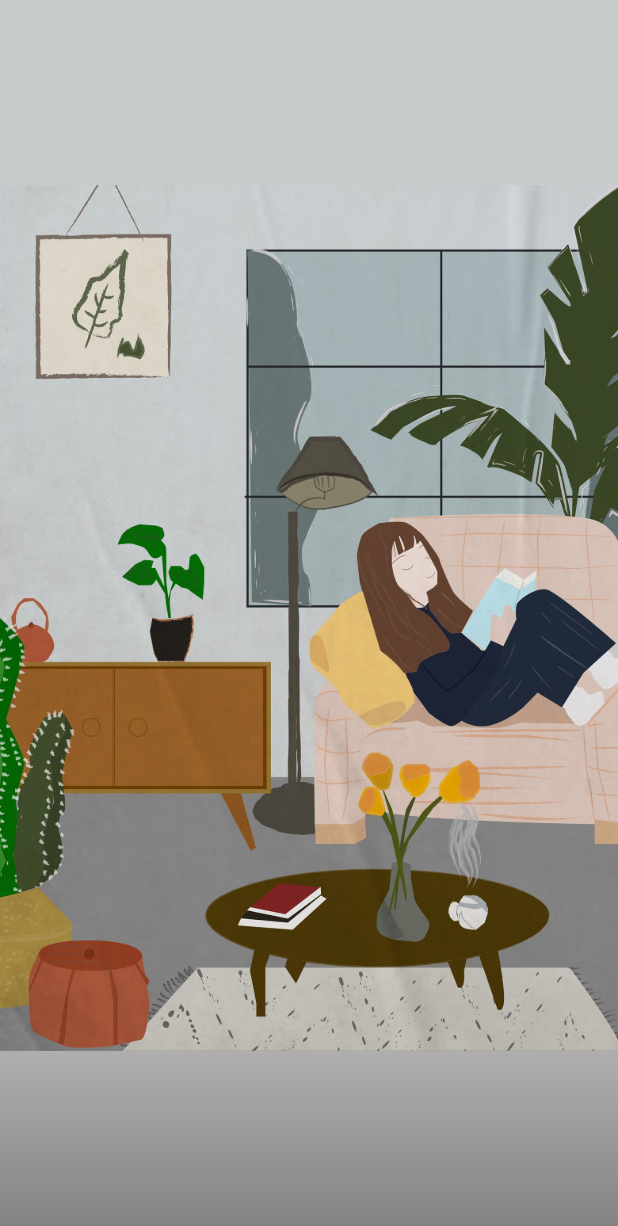
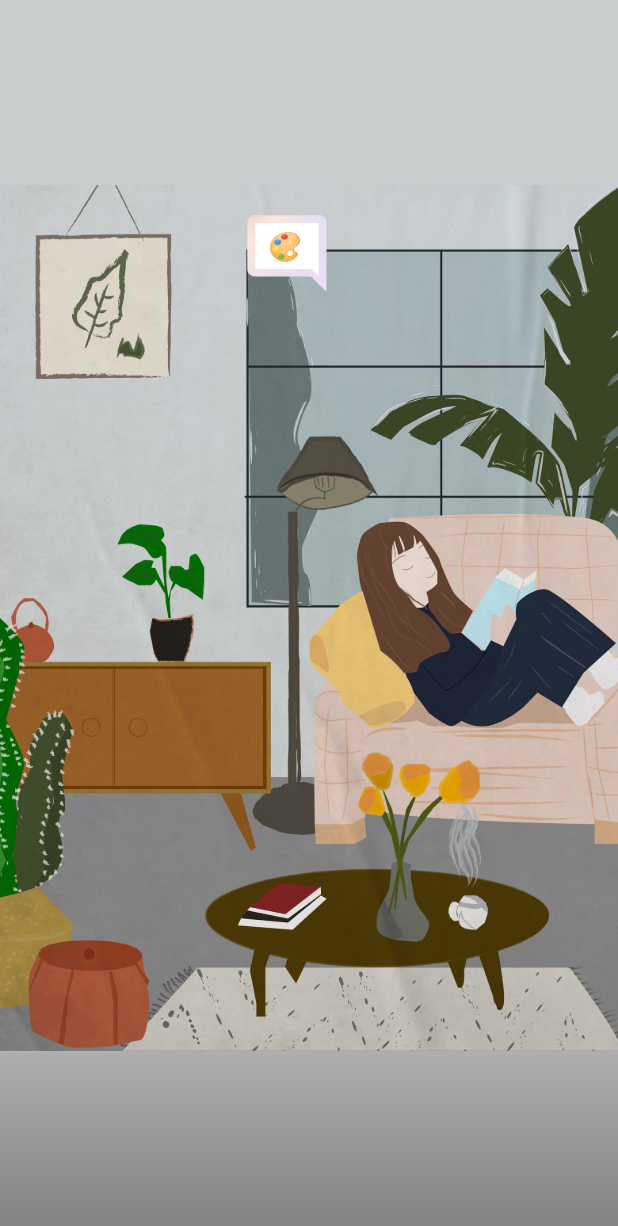
Before and after one commit to samuelchanx/beyondhack-app, a Flutter app: the screen it shows after launch, on a phone screen of 412 x 824 dp. Shown: the top 1226 px of the screen. Run offline on Flutter 3.47's test engine with Material 2 defaults, Android fonts, the phone set to English and light mode, and no system bars; our stand-ins replace animate_do, app_links, chat_bubbles, dartx, equatable, firebase_auth and 10 more; missing offline and left inert: artemis, gql, nhost_graphql_adapter, nhost_sdk, sign_button; accounts and stored records are empty.

Commit message:
feat: add chat bubbles

```diff
--- a/lib/features/home/home_page.dart
+++ b/lib/features/home/home_page.dart
@@ -1,6 +1,8 @@
 import 'package:beyondhack/data/repository/auth/auth_repository.dart';
 import 'package:beyondhack/ui/assets/assets.gen.dart';
+import 'package:beyondhack/ui/components/chat_bubble.dart';
 import 'package:beyondhack/ui/utils/ui_helper.dart';
+import 'package:chat_bubbles/chat_bubbles.dart';
 import 'package:flutter/material.dart';
 import 'package:get/get.dart';
 
@@ -23,6 +25,7 @@ class HomePage extends StatelessWidget {
               child: Stack(
                 children: [
                   Container(
+                    height: 588,
                     decoration: BoxDecoration(
                       image: DecorationImage(
                         image: AssetImage(Assets.images.homeBackground.path),
@@ -30,6 +33,7 @@ class HomePage extends StatelessWidget {
                       ),
                     ),
                   ),
+                  ChatBubble().positioned(left: Get.width * 0.4, top: 20),
                 ],
               ).height(
                 Get.height * 0.7,
--- /dev/null
+++ b/lib/ui/components/chat_bubble.dart
@@ -0,0 +1,19 @@
+import 'package:beyondhack/ui/assets/assets.gen.dart';
+import 'package:beyondhack/ui/utils/ui_helper.dart';
+import 'package:flutter/material.dart';
+
+class ChatBubble extends StatelessWidget {
+  const ChatBubble({
+    Key? key,
+  }) : super(key: key);
+
+  @override
+  Widget build(BuildContext context) {
+    return Stack(
+      children: [
+        Assets.svgs.chatBubble.svg(),
+        const Text('🎨').fontSize(18).positioned(top: 10, left: 14),
+      ],
+    );
+  }
+}
--- a/pubspec.yaml
+++ b/pubspec.yaml
@@ -48,6 +48,7 @@ dependencies:
   font_awesome_flutter:
   url_launcher:
   app_links:
+  chat_bubbles: ^1.2.0
 
 dev_dependencies:
   flutter_test:
```
Also changed, not shown: lib/ui/assets/assets.gen.dart (+55 -0 lines), assets/svgs/chat_bubble.svg (added), pubspec.lock.
